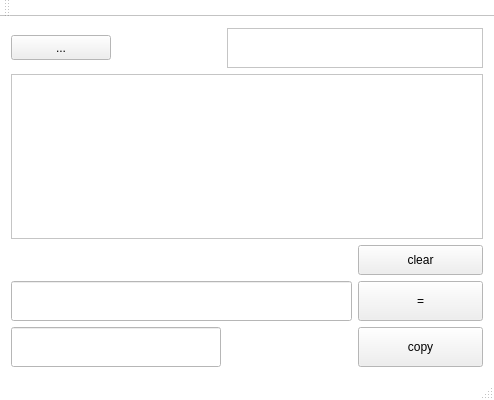
Qt form visualcalculator.ui (YuarenArt/VisualCalculator) before a commit.
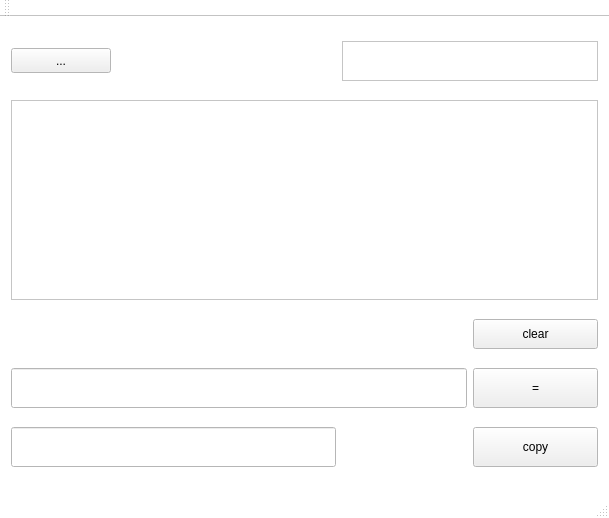
The same form after that commit.

What changed in the file:
```diff
--- a/visualcalculator.ui
+++ b/visualcalculator.ui
@@ -6,8 +6,8 @@
    <rect>
     <x>0</x>
     <y>0</y>
-    <width>494</width>
-    <height>400</height>
+    <width>609</width>
+    <height>518</height>
    </rect>
   </property>
   <property name="minimumSize">
@@ -86,6 +86,9 @@
   <property name="windowTitle">
    <string>VisualCalculator</string>
   </property>
+  <property name="autoFillBackground">
+   <bool>true</bool>
+  </property>
   <widget class="QWidget" name="centralWidget">
    <layout class="QHBoxLayout" name="horizontalLayout_4">
     <item>
@@ -106,6 +109,12 @@
             <height>25</height>
            </size>
           </property>
+          <property name="focusPolicy">
+           <enum>Qt::TabFocus</enum>
+          </property>
+          <property name="autoFillBackground">
+           <bool>false</bool>
+          </property>
           <property name="text">
            <string>...</string>
           </property>
@@ -125,6 +134,15 @@
             <height>40</height>
            </size>
           </property>
+          <property name="contextMenuPolicy">
+           <enum>Qt::NoContextMenu</enum>
+          </property>
+          <property name="lineWidth">
+           <number>10</number>
+          </property>
+          <property name="midLineWidth">
+           <number>10</number>
+          </property>
           <property name="autoScroll">
            <bool>false</bool>
           </property>
```
Left out of the diff: 37 changed lines with no effect on the pictures.
